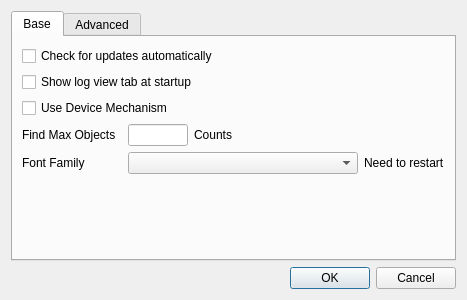
Above: CryptokiMan/settings_dlg.ui from jykim74/CryptokiMan before the change. Below: the same form after it.
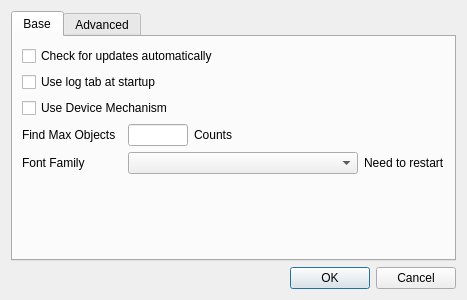
That is the form after the change. The open tabs and pages were chosen to show the change.

What changed in the file:
```diff
--- a/CryptokiMan/settings_dlg.ui
+++ b/CryptokiMan/settings_dlg.ui
@@ -34,7 +34,7 @@
        <item>
         <widget class="QCheckBox" name="mShowLogTabCheck">
          <property name="text">
-          <string>Show log view tab at startup</string>
+          <string>Use log tab at startup</string>
          </property>
         </widget>
        </item>
```
Left out of the diff: 6 changed lines with no effect on the pictures.
